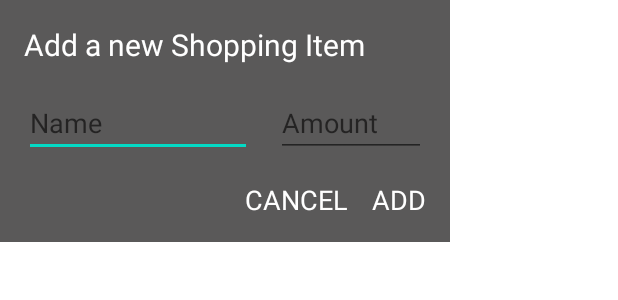
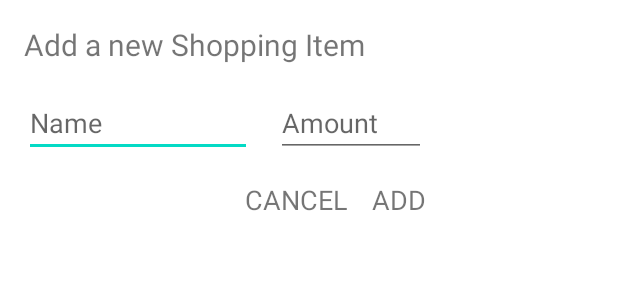
Before and after one commit to chayan-dev/ShoppingList, an Android app: the layout dialog_add_shopping_item.xml on its own in the app's theme, with its tools: preview values and no code run, on a phone screen of 412 x 824 dp. Shown: the top 300 px of the screen. Run offline under Robolectric (Android 15) with nearby library versions, the phone set to English and light mode, and no system bars.

Commit message:
assets uploaded

```diff
--- a/app/src/main/res/layout/dialog_add_shopping_item.xml
+++ b/app/src/main/res/layout/dialog_add_shopping_item.xml
@@ -5,15 +5,13 @@
     android:padding="16dp"
     android:layout_width="300dp"
     android:layout_height="wrap_content"
-    android:orientation="vertical"
-    android:background="@color/lightergrey2">
+    android:orientation="vertical">
 
     <TextView
         android:id="@+id/tvTitle"
         android:layout_width="wrap_content"
         android:layout_height="wrap_content"
         android:text="Add a new Shopping Item"
-        android:textColor="@android:color/white"
         android:textSize="20sp"
         app:layout_constraintStart_toStartOf="parent"
         app:layout_constraintTop_toTopOf="parent" />
@@ -27,7 +25,6 @@
         android:layout_marginRight="16dp"
         android:ems="10"
         android:hint="Name"
-        android:textColor="@android:color/white"
         android:inputType="text"
         app:layout_constraintEnd_toStartOf="@+id/etAmount"
         app:layout_constraintStart_toStartOf="parent"
@@ -40,7 +37,6 @@
         android:layout_marginTop="16dp"
         android:ems="10"
         android:hint="Amount"
-        android:textColor="@android:color/white"
         android:inputType="number"
         app:layout_constraintEnd_toEndOf="parent"
         app:layout_constraintTop_toBottomOf="@+id/tvTitle" />
@@ -51,7 +47,6 @@
         android:layout_height="wrap_content"
         android:layout_marginTop="16dp"
         android:text="ADD"
-        android:textColor="@android:color/white"
         android:textSize="18sp"
         app:layout_constraintEnd_toEndOf="parent"
         app:layout_constraintTop_toBottomOf="@+id/etAmount" />
@@ -65,7 +60,6 @@
         android:layout_marginRight="16dp"
         android:text="CANCEL"
         android:textSize="18sp"
-        android:textColor="@android:color/white"
         app:layout_constraintEnd_toStartOf="@+id/tvAdd"
         app:layout_constraintTop_toBottomOf="@+id/etName" />
 </androidx.constraintlayout.widget.ConstraintLayout>
```
Also changed, not shown: 1 other file.
